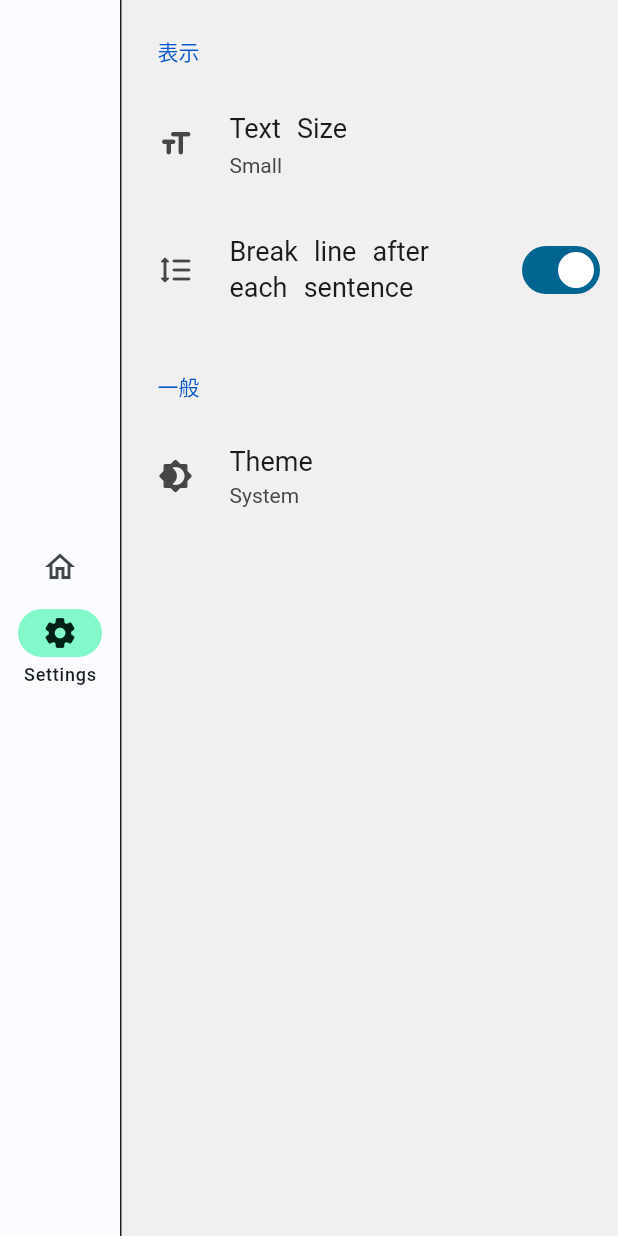
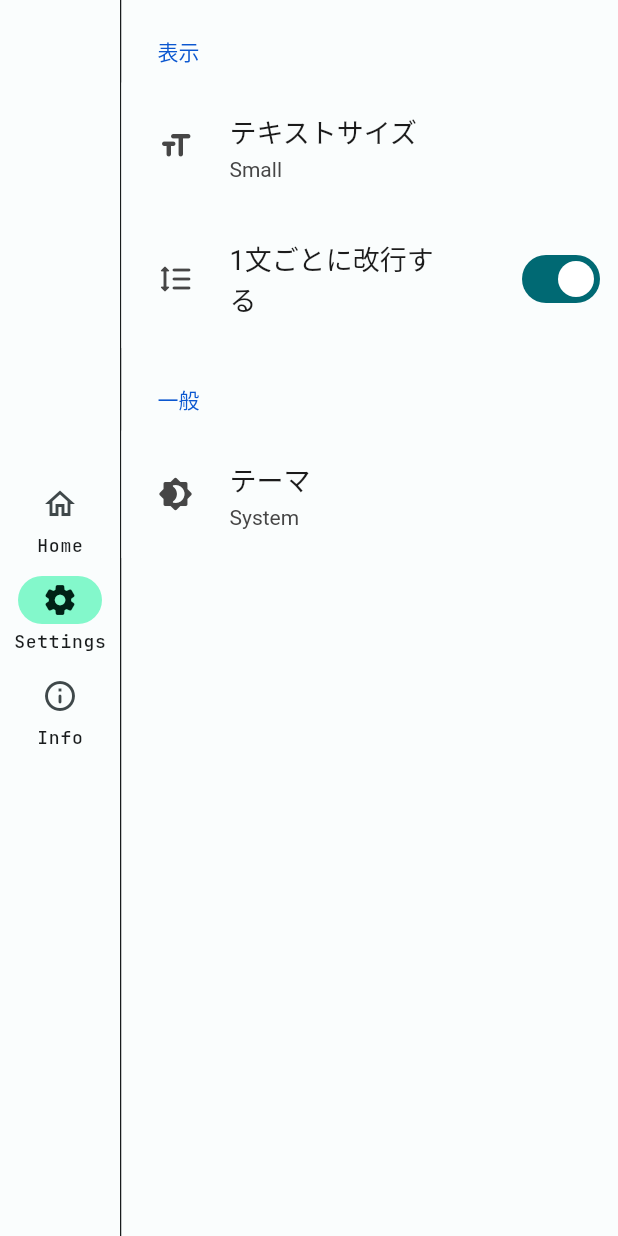
Before and after one commit to alpherg0221/NoLineBreaksRewite, a Flutter app: the screen it shows after launch, after a tap on "Settings", on a phone screen of 412 x 824 dp. Run offline on Flutter 3.47's test engine with Material 2 defaults, Android fonts, the phone set to English and light mode, and no system bars; drawn by our look-alikes of settings_ui; our stand-ins replace flutter_hooks, get, google_fonts, hooks_riverpod, shared_preferences; missing offline and left inert: dart:html.

Commit message:
Changed AutoRoute to GetX

```diff
--- a/no_line_breaks/lib/route/route_path.dart
+++ b/no_line_breaks/lib/route/route_path.dart
@@ -1,26 +1,8 @@
-class RoutePath {
-  static const appRouteHome = '/home';
-  static const appRouteSettings = '/settings';
+enum RoutePath {
+  home('/'),
+  settings('/settings'),
+  info('/info');
 
-  static int getIndex(String path) {
-    switch (path) {
-      case RoutePath.appRouteHome:
-        return 0;
-      case RoutePath.appRouteSettings:
-        return 1;
-      default:
-        throw ArgumentError("RoutePath Path Error");
-    }
-  }
-
-  static String getPath(int index) {
-    switch (index) {
-      case 0:
-        return appRouteHome;
-      case 1:
-        return appRouteSettings;
-      default:
-        throw ArgumentError("RoutePath Index Error");
-    }
-  }
+  final String path;
+  const RoutePath(this.path);
 }
--- a/no_line_breaks/lib/ui/app.dart
+++ b/no_line_breaks/lib/ui/app.dart
@@ -1,7 +1,10 @@
 import 'package:flutter/material.dart';
+import 'package:get/get.dart';
 import 'package:hooks_riverpod/hooks_riverpod.dart';
-import 'package:no_line_breaks/ui/components/nav_rail.dart';
-import 'package:no_line_breaks/ui/navigation.dart';
+import 'package:no_line_breaks/route/route_path.dart';
+import 'package:no_line_breaks/ui/home/home_screen.dart';
+import 'package:no_line_breaks/ui/info/info_screen.dart';
+import 'package:no_line_breaks/ui/settings/settings_screen.dart';
 import 'package:no_line_breaks/ui/settings/settings_viewmodel.dart';
 import 'package:no_line_breaks/ui/theme/theme.dart';
 
@@ -12,21 +15,33 @@ class NoLineBreaksApp extends HookConsumerWidget {
   Widget build(BuildContext context, WidgetRef ref) {
     final state = ref.watch(settingsStateProvider);
 
-    return MaterialApp(
+    return GetMaterialApp(
       title: 'NoLineBreaks',
       theme: lightTheme,
       darkTheme: darkTheme,
       themeMode: state.themeMode,
       debugShowCheckedModeBanner: false,
-      home: Scaffold(
-        body: Row(
-          children: const <Widget>[
-            NavRail(),
-            VerticalDivider(thickness: 1, width: 1),
-            Expanded(child: Center(child: Navigation())),
-          ],
+      initialRoute: RoutePath.home.path,
+      getPages: [
+        GetPage(
+          name: RoutePath.home.path,
+          page: () => const HomeScreen(),
+          title: 'Home',
+          transition: Transition.fadeIn,
         ),
-      ),
+        GetPage(
+          name: RoutePath.settings.path,
+          page: () => const SettingsScreen(),
+          title: 'Settings',
+          transition: Transition.fadeIn,
+        ),
+        GetPage(
+          name: RoutePath.info.path,
+          page: () => const InfoScreen(),
+          title: 'Info',
+          transition: Transition.fadeIn,
+        ),
+      ],
     );
   }
 }
--- a/no_line_breaks/lib/ui/components/nav_rail.dart
+++ b/no_line_breaks/lib/ui/components/nav_rail.dart
@@ -1,6 +1,6 @@
 import 'package:flutter/material.dart';
+import 'package:get/get.dart';
 import 'package:hooks_riverpod/hooks_riverpod.dart';
-import 'package:no_line_breaks/route/app_route.dart';
 import 'package:no_line_breaks/route/route_path.dart';
 
 class NavRail extends HookConsumerWidget {
@@ -8,14 +8,10 @@ class NavRail extends HookConsumerWidget {
 
   @override
   Widget build(BuildContext context, WidgetRef ref) {
-    final appRouter = ref.watch(appRouterProvider);
-
-    final isActive = appRouter.current.isActive;
-    final path = appRouter.current.path;
-
     return NavigationRail(
-      selectedIndex: isActive ? RoutePath.getIndex(path) : 0,
-      labelType: NavigationRailLabelType.selected,
+      selectedIndex:
+          RoutePath.values.indexWhere((e) => e.path == Get.currentRoute),
+      labelType: NavigationRailLabelType.all,
       useIndicator: true,
       groupAlignment: 0.0,
       destinations: const <NavigationRailDestination>[
@@ -29,9 +25,14 @@ class NavRail extends HookConsumerWidget {
           selectedIcon: Icon(Icons.settings_rounded),
           label: Text('Settings'),
         ),
+        NavigationRailDestination(
+          icon: Icon(Icons.info_outline_rounded),
+          selectedIcon: Icon(Icons.info_rounded),
+          label: Text('Info'),
+        ),
       ],
       onDestinationSelected: (int index) {
-        appRouter.pushNamed(RoutePath.getPath(index));
+        Get.toNamed(RoutePath.values[index].path);
       },
     );
   }
--- a/no_line_breaks/lib/ui/home/home_screen.dart
+++ b/no_line_breaks/lib/ui/home/home_screen.dart
@@ -1,20 +1,13 @@
 import 'package:flutter/material.dart';
 import 'package:flutter_hooks/flutter_hooks.dart';
 import 'package:hooks_riverpod/hooks_riverpod.dart';
+import 'package:no_line_breaks/ui/components/nav_rail.dart';
 import 'package:no_line_breaks/ui/components/text_field.dart';
 import 'package:no_line_breaks/ui/home/home_viewmodel.dart';
 import 'package:no_line_breaks/ui/settings/settings_viewmodel.dart';
 
 class HomeScreen extends HookConsumerWidget {
   const HomeScreen({Key? key}) : super(key: key);
-
-  void _showSnackBar(BuildContext context, String text) {
-    final messenger = ScaffoldMessenger.of(context);
-    messenger.showSnackBar(SnackBar(
-      content: Text(text),
-      behavior: SnackBarBehavior.floating,
-    ));
-  }
 
   @override
   Widget build(BuildContext context, WidgetRef ref) {
@@ -37,7 +30,12 @@ class HomeScreen extends HookConsumerWidget {
     });
 
     return Scaffold(
-      body: Container(
+      body: Row(
+        children: [
+          const NavRail(),
+          const VerticalDivider(thickness: 1, width: 1),
+          Expanded(
+            child: Container(
               margin: const EdgeInsets.all(48),
               padding: const EdgeInsets.all(12),
               decoration: BoxDecoration(
@@ -56,7 +54,8 @@ class HomeScreen extends HookConsumerWidget {
                         ExpandedNoBorderTextField(
                           controller: editController,
                           onChanged: (value) {
-                      viewModel.changeText(value, settingsState.isBreakLine);
+                            viewModel.changeText(
+                                value, settingsState.isBreakLine);
                           },
                           fontSize: settingsState.textSize.toDouble(),
                         ),
@@ -75,10 +74,7 @@ class HomeScreen extends HookConsumerWidget {
                     crossAxisAlignment: CrossAxisAlignment.center,
                     children: [
                       IconButton(
-                  onPressed: () {
-                    viewModel.copyText();
-                    _showSnackBar(context, 'Copied');
-                  },
+                        onPressed: viewModel.copyText,
                         iconSize: 48.0,
                         icon: const Icon(Icons.copy_rounded),
                         tooltip: 'Copy',
@@ -100,6 +96,9 @@ class HomeScreen extends HookConsumerWidget {
                 ],
               ),
             ),
+          ),
+        ],
+      ),
     );
   }
 }
--- a/no_line_breaks/lib/ui/navigation.dart
+++ /dev/null
@@ -1,24 +0,0 @@
-import 'package:flutter/material.dart';
-import 'package:hooks_riverpod/hooks_riverpod.dart';
-import 'package:no_line_breaks/route/app_route.dart';
-import 'package:no_line_breaks/ui/settings/settings_viewmodel.dart';
-import 'package:no_line_breaks/ui/theme/theme.dart';
-
-class Navigation extends HookConsumerWidget {
-  const Navigation({Key? key}) : super(key: key);
-
-  @override
-  Widget build(BuildContext context, WidgetRef ref) {
-    final appRouter = ref.watch(appRouterProvider);
-    final state = ref.watch(settingsStateProvider);
-
-    return MaterialApp.router(
-      routeInformationParser: appRouter.defaultRouteParser(),
-      routerDelegate: appRouter.delegate(),
-      theme: lightTheme,
-      darkTheme: darkTheme,
-      themeMode: state.themeMode,
-      debugShowCheckedModeBanner: false,
-    );
-  }
-}
--- a/no_line_breaks/lib/ui/settings/settings_screen.dart
+++ b/no_line_breaks/lib/ui/settings/settings_screen.dart
@@ -1,7 +1,10 @@
 import 'package:flutter/material.dart';
+import 'package:get/get.dart';
 import 'package:hooks_riverpod/hooks_riverpod.dart';
 import 'package:no_line_breaks/ui/components/dialog.dart';
+import 'package:no_line_breaks/ui/components/nav_rail.dart';
 import 'package:no_line_breaks/ui/settings/settings_viewmodel.dart';
+import 'package:no_line_breaks/ui/theme/theme.dart';
 import 'package:no_line_breaks/utils/ext.dart';
 import 'package:settings_ui/settings_ui.dart';
 
@@ -14,25 +17,33 @@ class SettingsScreen extends HookConsumerWidget {
     final state = ref.watch(settingsStateProvider);
 
     return Scaffold(
-      body: SettingsList(
+      body: Row(
+        children: [
+          const NavRail(),
+          const VerticalDivider(thickness: 1, width: 1),
+          Expanded(
+            child: SettingsList(
+              lightTheme: lightSettingsTheme,
+              darkTheme: darkSettingsTheme,
               sections: [
                 SettingsSection(
                   title: const Text('表示'),
                   tiles: <SettingsTile>[
                     SettingsTile(
-                title: const Text('Text Size'),
+                      title: const Text('テキストサイズ'),
                       leading: const Icon(Icons.format_size_rounded),
                       value: Text(state.textSize.toDisplay()),
-                onPressed: (context) async => showDialog(
-                  context: context,
-                  builder: (_) => const SelectTextSizeDialog(),
+                      onPressed: (_) async => Get.dialog(
+                        const SelectTextSizeDialog(),
                       ),
                     ),
                     SettingsTile.switchTile(
-                title: const Text('Break line after each sentence'),
+                      title: const Text('1文ごとに改行する'),
                       leading: const Icon(Icons.format_line_spacing_rounded),
                       initialValue: state.isBreakLine,
-                onToggle: (value) async => viewModel.changeIsBreakLine(value),
+                      onToggle: (value) async {
+                        return viewModel.changeIsBreakLine(value);
+                      },
                     ),
                   ],
                 ),
@@ -40,18 +51,19 @@ class SettingsScreen extends HookConsumerWidget {
                   title: const Text('一般'),
                   tiles: <SettingsTile>[
                     SettingsTile(
-                title: const Text('Theme'),
+                      title: const Text('テーマ'),
                       leading: const Icon(Icons.brightness_4_rounded),
                       value: Text(state.themeMode.toDisplay()),
-                onPressed: (context) async => showDialog(
-                  context: context,
-                  builder: (_) => const SelectThemeDialog(),
+                      onPressed: (context) async => Get.dialog(
+                        const SelectThemeDialog(),
                       ),
                     ),
                   ],
                 ),
               ],
-
+            ),
+          ),
+        ],
       ),
     );
   }
--- a/no_line_breaks/lib/ui/theme/type.dart
+++ /dev/null
@@ -1,6 +0,0 @@
-import 'package:flutter/material.dart';
-import 'package:google_fonts/google_fonts.dart';
-
-TextTheme jetBrainsMonoTextTheme = const TextTheme().apply(
-  fontFamily: GoogleFonts.jetBrainsMono().fontFamily,
-);
```
Also changed, not shown: no_line_breaks/lib/route/app_route.dart (deleted, +0 -25 lines), no_line_breaks/lib/ui/home/home_viewmodel.dart (+8 -0 lines), no_line_breaks/lib/ui/info/info_screen.dart (added, +45 -0 lines), no_line_breaks/lib/ui/theme/color.dart (+44 -52 lines), no_line_breaks/lib/ui/theme/theme.dart (+82 -59 lines), no_line_breaks/pubspec.yaml (+3 -23 lines), no_line_breaks/lib/route/app_route.gr.dart (deleted), no_line_breaks/pubspec.lock, 2 other files. Lines whose indentation alone changed are shown as unchanged.
